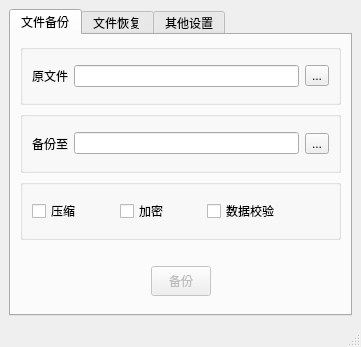
Before: the Qt Designer form mainwindow.ui in WSUFish/tar_simu, drawn with Qt 5.
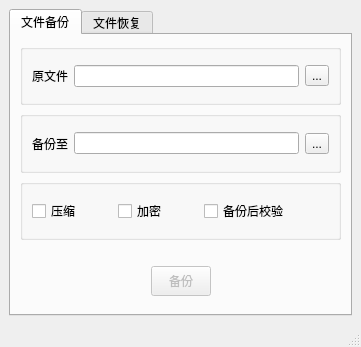
After: the same form once the commit is applied.

Commit message: 增加校验功能,发布1.2

The edit to the form file:
```diff
--- a/mainwindow.ui
+++ b/mainwindow.ui
@@ -122,7 +122,7 @@
           <property name="title">
            <string/>
           </property>
-          <layout class="QHBoxLayout" name="horizontalLayout_3" stretch="1,1,1,0">
+          <layout class="QHBoxLayout" name="horizontalLayout_3" stretch="1,1,0,0">
            <item>
             <widget class="QCheckBox" name="compressCheckBox">
              <property name="text">
@@ -140,7 +140,7 @@
            <item>
             <widget class="QCheckBox" name="checkCheckBox">
              <property name="text">
-              <string>数据校验</string>
+              <string>备份后校验</string>
              </property>
             </widget>
            </item>
@@ -367,11 +367,6 @@
         </item>
        </layout>
       </widget>
-      <widget class="QWidget" name="tab_3">
-       <attribute name="title">
-        <string>其他设置</string>
-       </attribute>
-      </widget>
      </widget>
     </item>
    </layout>
```
Left out of the diff: 18 changed lines with no effect on the pictures. The commit also changes 5 other files.
